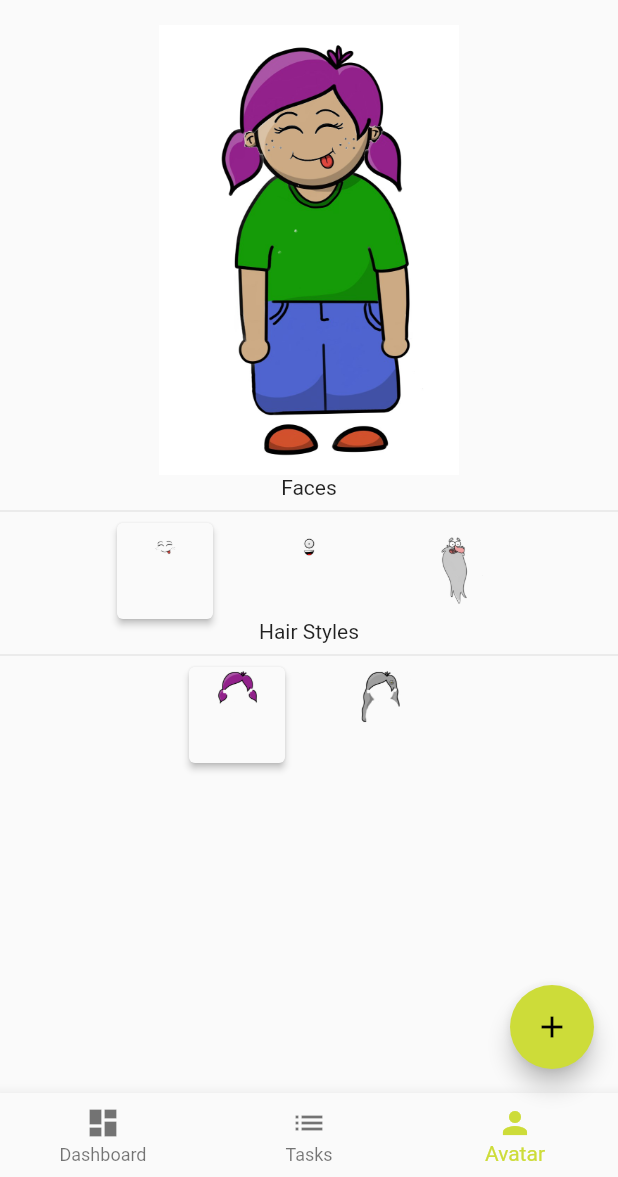
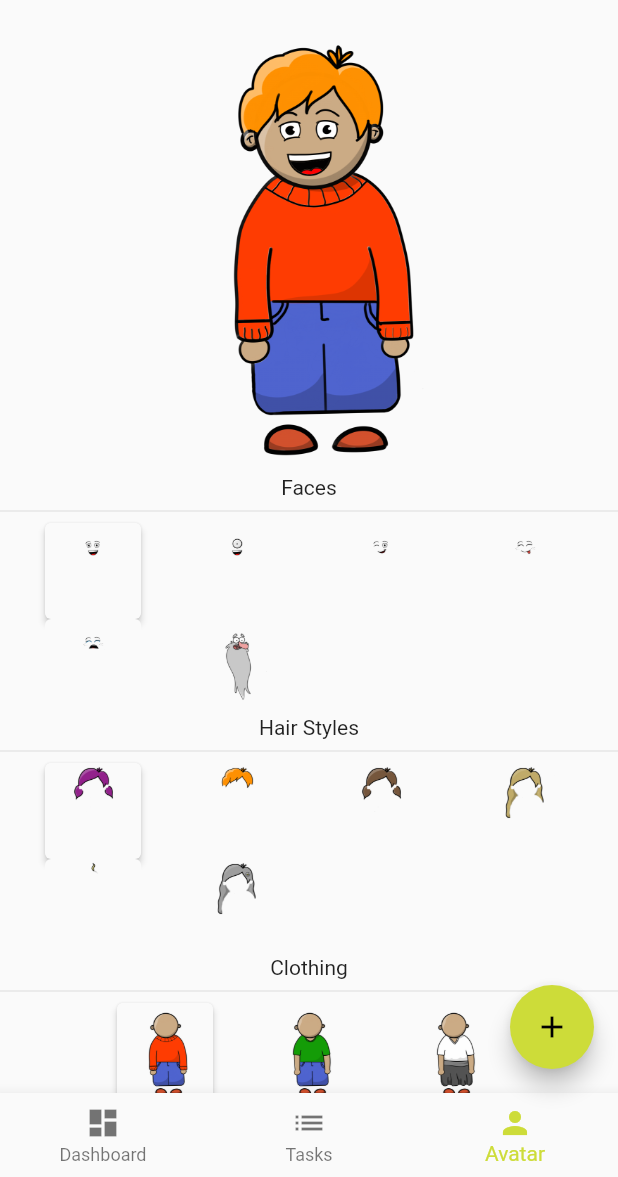
Before and after one commit to ctiedt/studypoints, a Flutter app: the screen it shows after launch, item 3 of the bottom bar chosen, on a phone screen of 412 x 824 dp, the part 59-1236 px from its top. Run offline on Flutter 3.47's test engine with Material 2 defaults, Android fonts, the phone set to English and light mode, and no system bars.

Commit message:
feat: add more face, hair and clothing options

```diff
--- a/lib/avatar/data/avatar.dart
+++ b/lib/avatar/data/avatar.dart
@@ -1,7 +1,7 @@
 class Avatar {
   String name = 'Nina';
-  String body = 'assets/body.jpg';
-  String face = 'assets/face.png';
-  String hair = 'assets/hair.png';
+  String body = 'assets/body1.png';
+  String face = 'assets/face1.png';
+  String hair = 'assets/hair1.png';
   List<String> accessoires;
 }
--- a/lib/avatar/widgets/avatar_screen.dart
+++ b/lib/avatar/widgets/avatar_screen.dart
@@ -14,24 +14,39 @@
 
 class _AvatarScreenState extends State<AvatarScreen> {
   final List<String> faceOptions = [
-    'assets/face.png',
+    'assets/face1.png',
     'assets/face2.png',
-    'assets/face_mcgucket.png'
+    'assets/face3.png',
+    'assets/face4.png',
+    'assets/face5.png',
+    'assets/face6.png',
   ];
   final List<String> hairOptions = [
     'assets/hair.png',
+    'assets/hair1.png',
+    'assets/hair2.png',
     'assets/hair3.png',
+    'assets/hair4.png',
+    'assets/hairX.png',
+  ];
+  final List<String> bodyOptions = [
+    'assets/body1.png',
+    'assets/body2.png',
+    'assets/body3.png',
   ];
 
   @override
   Widget build(BuildContext context) {
     return Container(
-      child: Column(
-        children: <Widget>[
-          AvatarView(
+      child: Column(children: <Widget>[
+        Center(
+            child: AvatarView(
           avatar: Provider.of<UserService>(context).avatar,
           height: 300,
-          ),
+        )),
+        Expanded(
+            child: ListView(
+          children: <Widget>[
             PropertyCarousel(
               caption: 'Faces',
               current: faceOptions[0],
@@ -51,9 +66,20 @@
                   Provider.of<UserService>(context).avatar.hair = selected;
                 });
               },
+            ),
+            PropertyCarousel(
+              caption: 'Clothing',
+              current: bodyOptions[0],
+              options: bodyOptions,
+              callback: (selected) {
+                setState(() {
+                  Provider.of<UserService>(context).avatar.body = selected;
+                });
+              },
             )
           ],
-      ),
+        ))
+      ]),
     );
   }
 }
```
Also changed, not shown: assets/body1.png (added), assets/body2.png (added), assets/body3.png (added), assets/extra1.png (added), assets/extra2.png (added), assets/face1.png (added), assets/face3.png (added), assets/face4.png (added), assets/face5.png (added), assets/face6.png (added), assets/hair1.png (added), assets/hair2.png (added), assets/hair3.png, assets/hair4.png (added), 1 more files. Lines whose indentation alone changed are shown as unchanged.
